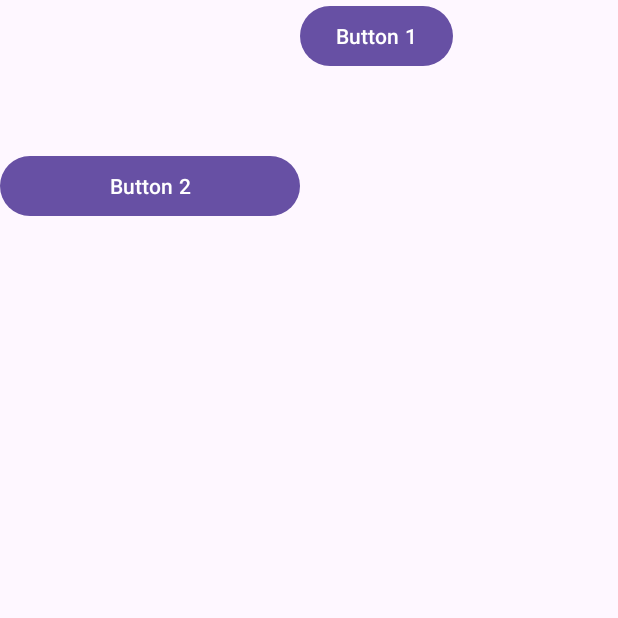
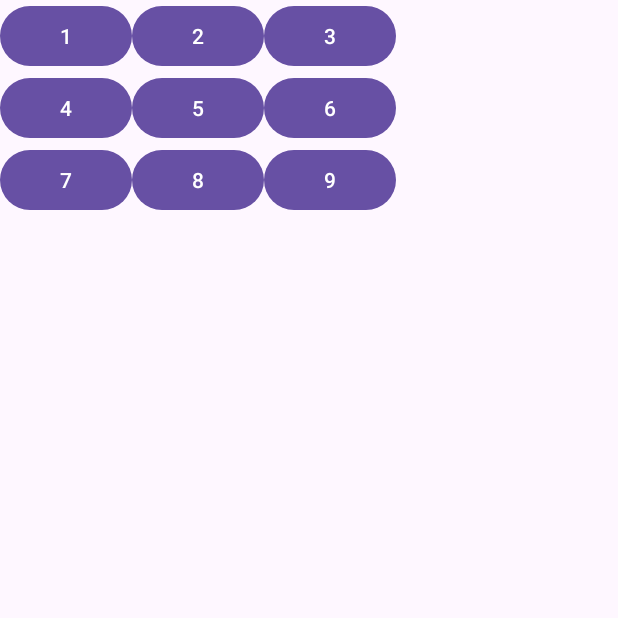
Before and after one commit to krenevych/MyFirstApp, an Android app: the screen it shows after launch (MainActivity), on a phone screen of 412 x 824 dp, the top half of it. Run offline under Robolectric (Android 15) with nearby library versions, the phone set to English and light mode, and no system bars.

Commit message:
TableLayout

```diff
--- a/app/src/main/res/layout/activity_main.xml
+++ b/app/src/main/res/layout/activity_main.xml
@@ -1,24 +1,77 @@
 <?xml version="1.0" encoding="utf-8"?>
-<FrameLayout xmlns:android="http://schemas.android.com/apk/res/android"
+<TableLayout xmlns:android="http://schemas.android.com/apk/res/android"
     xmlns:app="http://schemas.android.com/apk/res-auto"
     xmlns:tools="http://schemas.android.com/tools"
     android:layout_width="match_parent"
     android:layout_height="match_parent"
     tools:context=".MainActivity">
 
+    <TableRow
+        android:layout_width="match_parent"
+        android:layout_height="match_parent" >
 
-    <Button
-        android:id="@+id/button1"
-        android:layout_width="wrap_content"
-        android:layout_height="wrap_content"
-        android:layout_marginStart="200dp"
-        android:text="Button 1" />
+        <Button
+            android:id="@+id/button9"
+            android:layout_width="wrap_content"
+            android:layout_height="wrap_content"
+            android:text="1" />
 
-    <Button
-        android:id="@+id/button2"
-        android:layout_width="200dp"
-        android:layout_height="wrap_content"
-        android:layout_marginTop="100dp"
-        android:text="Button 2" />
+        <Button
+            android:id="@+id/button10"
+            android:layout_width="wrap_content"
+            android:layout_height="wrap_content"
+            android:text="2" />
 
-</FrameLayout>
+        <Button
+            android:id="@+id/button11"
+            android:layout_width="wrap_content"
+            android:layout_height="wrap_content"
+            android:text="3" />
+    </TableRow>
+
+    <TableRow
+        android:layout_width="match_parent"
+        android:layout_height="match_parent" >
+
+        <Button
+            android:id="@+id/button12"
+            android:layout_width="wrap_content"
+            android:layout_height="wrap_content"
+            android:text="4" />
+
+        <Button
+            android:id="@+id/button13"
+            android:layout_width="wrap_content"
+            android:layout_height="wrap_content"
+            android:text="5" />
+
+        <Button
+            android:id="@+id/button14"
+            android:layout_width="wrap_content"
+            android:layout_height="wrap_content"
+            android:text="6" />
+    </TableRow>
+
+    <TableRow
+        android:layout_width="match_parent"
+        android:layout_height="match_parent" >
+
+        <Button
+            android:id="@+id/button15"
+            android:layout_width="wrap_content"
+            android:layout_height="wrap_content"
+            android:text="7" />
+
+        <Button
+            android:id="@+id/button16"
+            android:layout_width="wrap_content"
+            android:layout_height="wrap_content"
+            android:text="8" />
+
+        <Button
+            android:id="@+id/button17"
+            android:layout_width="wrap_content"
+            android:layout_height="wrap_content"
+            android:text="9" />
+    </TableRow>
+</TableLayout>
```
